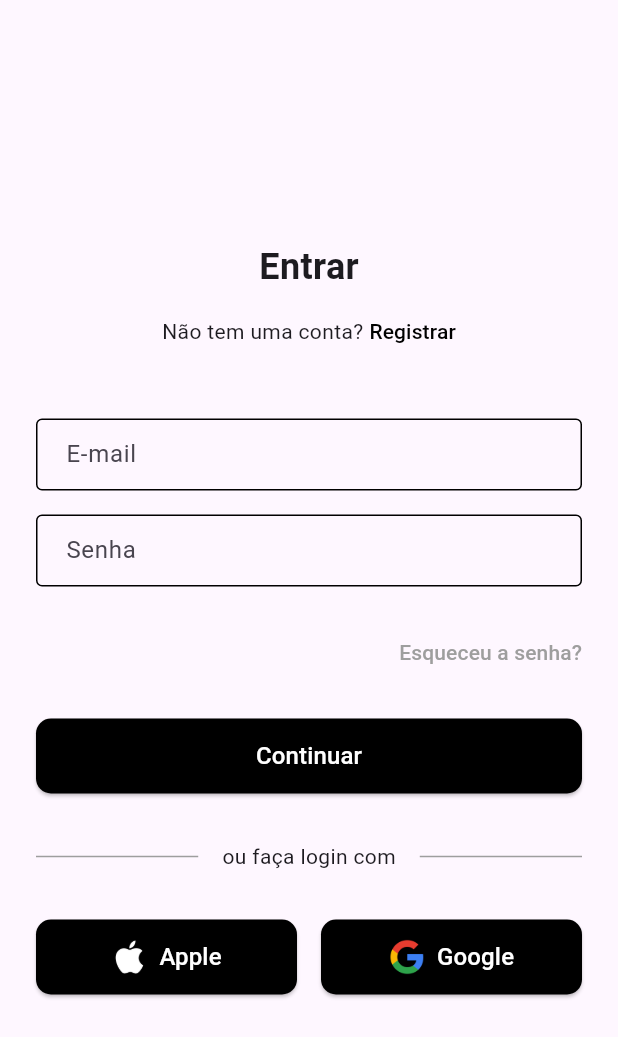
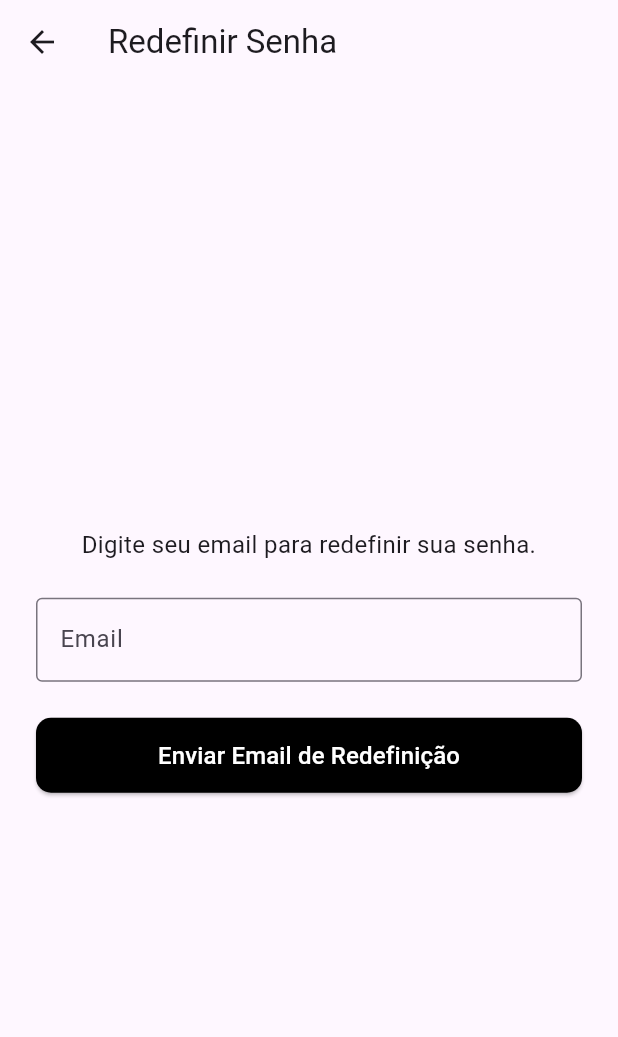
Before and after one commit to victorb132/mission_chef_app, a Flutter app: the screen it shows after launch, after a tap on "Registrar", after a tap on "Entrar", after a tap on "Esqueceu a senha?", on a phone screen of 412 x 824 dp. Shown: the top 1037 px of the screen. Run offline on Flutter 3.47's test engine with Material 3 defaults, Android fonts, the light colour scheme and no system bars; our stand-ins replace firebase_auth, firebase_core, get, google_sign_in; accounts and stored records are empty.

Commit message:
feat: login with email and password

```diff
--- /dev/null
+++ b/lib/controllers/auth_controller.dart
@@ -0,0 +1,87 @@
+import 'package:firebase_auth/firebase_auth.dart';
+import 'package:get/get.dart';
+import 'package:google_sign_in/google_sign_in.dart';
+import '../pages/home_page.dart';
+import '../pages/login_page.dart';
+
+class AuthController extends GetxController {
+  final FirebaseAuth _auth = FirebaseAuth.instance;
+  final GoogleSignIn _googleSignIn = GoogleSignIn();
+
+  Rx<User?> user = Rx<User?>(null);
+
+  @override
+  void onInit() {
+    super.onInit();
+    user.bindStream(
+      _auth.authStateChanges(),
+    );
+  }
+
+  Future<void> signInWithGoogle() async {
+    try {
+      final GoogleSignInAccount? googleUser = await _googleSignIn.signIn();
+      if (googleUser == null) return;
+
+      final GoogleSignInAuthentication googleAuth =
+          await googleUser.authentication;
+
+      final OAuthCredential credential = GoogleAuthProvider.credential(
+        accessToken: googleAuth.accessToken,
+        idToken: googleAuth.idToken,
+      );
+
+      await _auth.signInWithCredential(credential);
+
+      Get.offAll(() => const HomePage());
+    } catch (e) {
+      Get.snackbar("Erro", "Falha no login: $e");
+    }
+  }
+
+  Future<void> registerWithEmail(String email, String password) async {
+    try {
+      await _auth.createUserWithEmailAndPassword(
+        email: email,
+        password: password,
+      );
+      Get.offAll(() => const HomePage());
+    } catch (e) {
+      Get.snackbar("Erro no Registro", e.toString());
+    }
+  }
+
+  Future<void> loginWithEmail(String email, String password) async {
+    try {
+      await _auth.signInWithEmailAndPassword(email: email, password: password);
+      Get.offAll(() => const HomePage());
+    } catch (e) {
+      Get.snackbar("Erro no Login", e.toString());
+    }
+  }
+
+  Future<void> resetPassword(String email) async {
+    try {
+      await _auth.sendPasswordResetEmail(email: email);
+      Get.snackbar(
+        "Email Enviado",
+        "Verifique sua caixa de entrada para redefinir a senha.",
+        snackPosition: SnackPosition.BOTTOM,
+        duration: const Duration(seconds: 3),
+      );
+    } catch (e) {
+      Get.snackbar(
+        "Erro",
+        "Não foi possível enviar o email. Verifique se o email está correto.",
+        snackPosition: SnackPosition.BOTTOM,
+        duration: const Duration(seconds: 3),
+      );
+    }
+  }
+
+  Future<void> signOut() async {
+    await _auth.signOut();
+    await _googleSignIn.signOut();
+    Get.offAll(() => const LoginPage());
+  }
+}
--- a/lib/main.dart
+++ b/lib/main.dart
@@ -1,6 +1,10 @@
 import 'package:flutter/material.dart';
+import 'package:get/get.dart';
+import 'package:master_chef_app/controllers/auth_controller.dart';
+import 'package:master_chef_app/pages/home_page.dart';
 import 'package:master_chef_app/pages/login_page.dart';
 import 'package:firebase_core/firebase_core.dart';
+import 'package:master_chef_app/pages/splash_page.dart';
 import 'firebase_options.dart';
 
 void main() async {
@@ -16,7 +20,9 @@ class MyApp extends StatelessWidget {
 
   @override
   Widget build(BuildContext context) {
-    return MaterialApp(
+    Get.put(AuthController());
+
+    return GetMaterialApp(
       title: 'Master chef app',
       debugShowCheckedModeBanner: false,
       theme: ThemeData(
@@ -25,7 +31,12 @@ class MyApp extends StatelessWidget {
           style: TextButton.styleFrom(foregroundColor: Colors.black),
         ),
       ),
-      home: const LoginPage(),
+      initialRoute: '/splash',
+      getPages: [
+        GetPage(name: '/splash', page: () => const SplashPage()),
+        GetPage(name: '/login', page: () => const LoginPage()),
+        GetPage(name: '/home', page: () => const HomePage()),
+      ],
     );
   }
 }
--- /dev/null
+++ b/lib/pages/forgot_password_page.dart
@@ -0,0 +1,71 @@
+import 'package:flutter/material.dart';
+import 'package:get/get.dart';
+import '../controllers/auth_controller.dart';
+
+class ForgotPasswordPage extends StatefulWidget {
+  const ForgotPasswordPage({super.key});
+
+  @override
+  State<ForgotPasswordPage> createState() => _ForgotPasswordPageState();
+}
+
+class _ForgotPasswordPageState extends State<ForgotPasswordPage> {
+  final AuthController authController = Get.find<AuthController>();
+  final _emailController = TextEditingController();
+
+  @override
+  Widget build(BuildContext context) {
+    return Scaffold(
+      appBar: AppBar(
+        title: const Text('Redefinir Senha'),
+      ),
+      body: Padding(
+        padding: const EdgeInsets.all(24.0),
+        child: Column(
+          mainAxisAlignment: MainAxisAlignment.center,
+          children: [
+            const Text(
+              "Digite seu email para redefinir sua senha.",
+              style: TextStyle(fontSize: 16),
+              textAlign: TextAlign.center,
+            ),
+            const SizedBox(height: 24),
+            TextField(
+              controller: _emailController,
+              keyboardType: TextInputType.emailAddress,
+              decoration: const InputDecoration(
+                labelText: "Email",
+                border: OutlineInputBorder(),
+              ),
+            ),
+            const SizedBox(height: 24),
+            ElevatedButton(
+                onPressed: () {
+                  final email = _emailController.text.trim();
+                  if (email.isNotEmpty) {
+                    authController.resetPassword(email);
+                  } else {
+                    Get.snackbar(
+                      "Erro",
+                      "O campo de email não pode estar vazio.",
+                      snackPosition: SnackPosition.BOTTOM,
+                    );
+                  }
+                },
+                style: ElevatedButton.styleFrom(
+                  minimumSize: const Size.fromHeight(50),
+                  shape: RoundedRectangleBorder(
+                    borderRadius: BorderRadius.circular(10),
+                  ),
+                  backgroundColor: Theme.of(context).primaryColor,
+                ),
+                child: const Text(
+                  'Enviar Email de Redefinição',
+                  style: TextStyle(fontSize: 16, color: Colors.white),
+                )),
+          ],
+        ),
+      ),
+    );
+  }
+}
--- a/lib/pages/login_page.dart
+++ b/lib/pages/login_page.dart
@@ -1,5 +1,7 @@
 import 'package:flutter/material.dart';
-import 'package:google_sign_in/google_sign_in.dart';
+import 'package:get/get.dart';
+import 'package:master_chef_app/controllers/auth_controller.dart';
+import 'package:master_chef_app/pages/forgot_password_page.dart';
 
 class LoginPage extends StatefulWidget {
   const LoginPage({super.key});
@@ -10,30 +12,10 @@ class LoginPage extends StatefulWidget {
 
 class _LoginPageState extends State<LoginPage> {
   bool hasAccount = true;
-  final GoogleSignIn _googleSignIn = GoogleSignIn();
 
-  Future<void> _handleGoogleSignIn() async {
-    try {
-      final GoogleSignInAccount? account = await _googleSignIn.signIn();
-      if (account != null) {
-        print('Nome do Usuário: ${account.displayName}');
-        print('Email: ${account.email}');
-        print('Photo URL: ${account.photoUrl}');
-        ScaffoldMessenger.of(context).showSnackBar(
-          SnackBar(
-            content: Text('Login bem-sucedido: ${account.displayName}'),
-          ),
-        );
-      }
-    } catch (error) {
-      print('Erro no login com Google: $error');
-      ScaffoldMessenger.of(context).showSnackBar(
-        SnackBar(
-          content: Text('Falha no login com Google: $error'),
-        ),
-      );
-    }
-  }
+  final AuthController authController = Get.find<AuthController>();
+  final _emailController = TextEditingController();
+  final _passwordController = TextEditingController();
 
   void changeToLoginOrRegister() {
     setState(() {
@@ -125,12 +107,14 @@ class _LoginPageState extends State<LoginPage> {
     return Column(
       children: [
         TextFormField(
+          controller: _emailController,
           keyboardType: TextInputType.emailAddress,
           style: const TextStyle(fontSize: 14),
           decoration: _textFieldDecoration(labelText: 'E-mail'),
         ),
         const SizedBox(height: 16),
         TextFormField(
+          controller: _passwordController,
           obscureText: true,
           style: const TextStyle(fontSize: 14),
           decoration: _textFieldDecoration(labelText: 'Senha'),
@@ -143,7 +127,7 @@ class _LoginPageState extends State<LoginPage> {
     return Align(
       alignment: Alignment.centerRight,
       child: TextButton(
-        onPressed: () {},
+        onPressed: () => Get.to(() => const ForgotPasswordPage()),
         style: TextButton.styleFrom(
           padding: EdgeInsets.zero,
           tapTargetSize: MaterialTapTargetSize.shrinkWrap,
@@ -158,7 +142,19 @@ class _LoginPageState extends State<LoginPage> {
 
   Widget _buildContinueButton() {
     return ElevatedButton(
-      onPressed: () {},
+      onPressed: () {
+        if (hasAccount) {
+          authController.loginWithEmail(
+            _emailController.text,
+            _passwordController.text,
+          );
+        } else {
+          authController.registerWithEmail(
+            _emailController.text,
+            _passwordController.text,
+          );
+        }
+      },
       style: ElevatedButton.styleFrom(
         minimumSize: const Size.fromHeight(50),
         shape: RoundedRectangleBorder(
@@ -166,9 +162,9 @@ class _LoginPageState extends State<LoginPage> {
         ),
         backgroundColor: Theme.of(context).primaryColor,
       ),
-      child: const Text(
-        'Continuar',
-        style: TextStyle(fontSize: 16, color: Colors.white),
+      child: Text(
+        hasAccount ? 'Entrar' : 'Registrar',
+        style: const TextStyle(fontSize: 16, color: Colors.white),
       ),
     );
   }
@@ -199,10 +195,11 @@ class _LoginPageState extends State<LoginPage> {
   Widget _buildSocialLoginButtons() {
     return Row(
       children: [
-        _buildSocialButton('assets/images/apple.png', 'Apple', () {}),
-        const SizedBox(width: 16),
         _buildSocialButton(
-            'assets/images/google.png', 'Google', _handleGoogleSignIn),
+          'assets/images/google.png',
+          'Google',
+          authController.signInWithGoogle,
+        ),
       ],
     );
   }
--- /dev/null
+++ b/lib/pages/splash_page.dart
@@ -0,0 +1,38 @@
+import 'package:flutter/material.dart';
+import 'package:get/get.dart';
+import '../controllers/auth_controller.dart';
+
+class SplashPage extends StatelessWidget {
+  const SplashPage({super.key});
+
+  @override
+  Widget build(BuildContext context) {
+    // Obtém a instância do AuthController
+    final AuthController authController = Get.find<AuthController>();
+
+    // Aguarda a inicialização do estado de autenticação
+    Future.delayed(const Duration(seconds: 2), () {
+      if (authController.user.value != null) {
+        Get.offAllNamed('/home'); // Redireciona para Home se autenticado
+      } else {
+        Get.offAllNamed('/login'); // Redireciona para Login se não autenticado
+      }
+    });
+
+    return const Scaffold(
+      body: Center(
+        child: Column(
+          mainAxisAlignment: MainAxisAlignment.center,
+          children: [
+            CircularProgressIndicator(),
+            SizedBox(height: 16),
+            Text(
+              "Carregando...",
+              style: TextStyle(fontSize: 16, fontWeight: FontWeight.bold),
+            ),
+          ],
+        ),
+      ),
+    );
+  }
+}
--- a/pubspec.yaml
+++ b/pubspec.yaml
@@ -38,6 +38,7 @@ dependencies:
   google_sign_in: ^6.2.2
   flutter_facebook_auth: ^7.1.1
   firebase_auth: ^5.3.4
+  get: ^4.6.6
 
 dev_dependencies:
   flutter_test:
```
Also changed, not shown: lib/pages/home_page.dart (added, +30 -0 lines), 1 other file.
